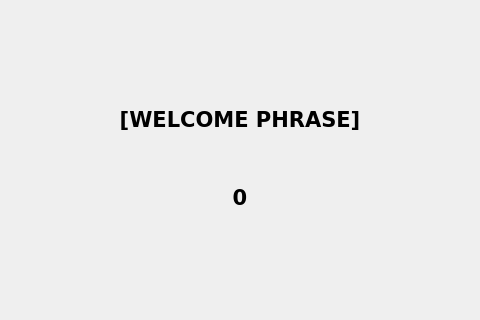
VKuzia/cat-circus, file src/game/scorepage.ui: the form before one commit; both pictures show x 272 to 752 and y 0 to 320 of the 1024 by 576 pixel window.
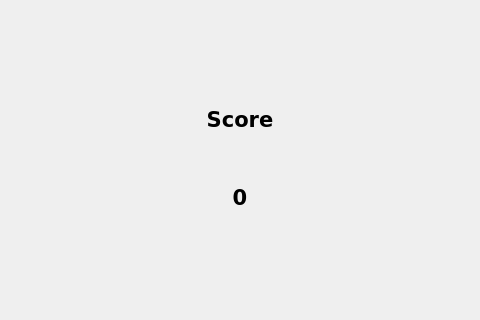
The form after the commit. Custom widgets are drawn as their Qt base class.

The edit to the form file:
```diff
--- a/src/game/scorepage.ui
+++ b/src/game/scorepage.ui
@@ -47,6 +47,12 @@
    </item>
    <item>
     <widget class="QLabel" name="ui_label_">
+     <property name="sizePolicy">
+      <sizepolicy hsizetype="Expanding" vsizetype="Expanding">
+       <horstretch>0</horstretch>
+       <verstretch>0</verstretch>
+      </sizepolicy>
+     </property>
      <property name="font">
       <font>
        <family>Verdana</family>
@@ -56,7 +62,7 @@
       </font>
      </property>
      <property name="text">
-      <string>[WELCOME PHRASE]</string>
+      <string>Score</string>
      </property>
      <property name="alignment">
       <set>Qt::AlignCenter</set>
```
